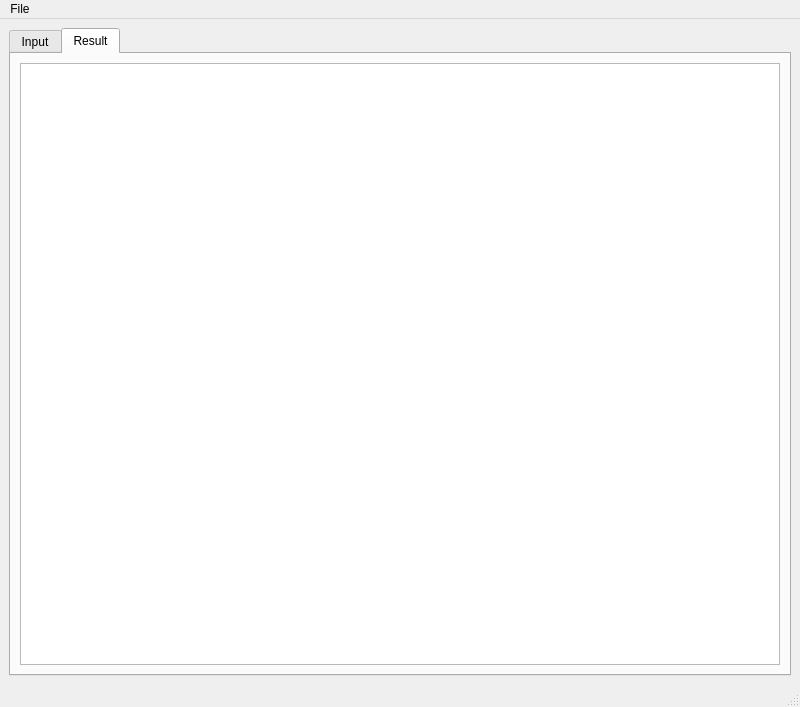
First picture: the form in mainwindow.ui, repository Jerry-Idodo/PVRoofEstimator, before the edit.
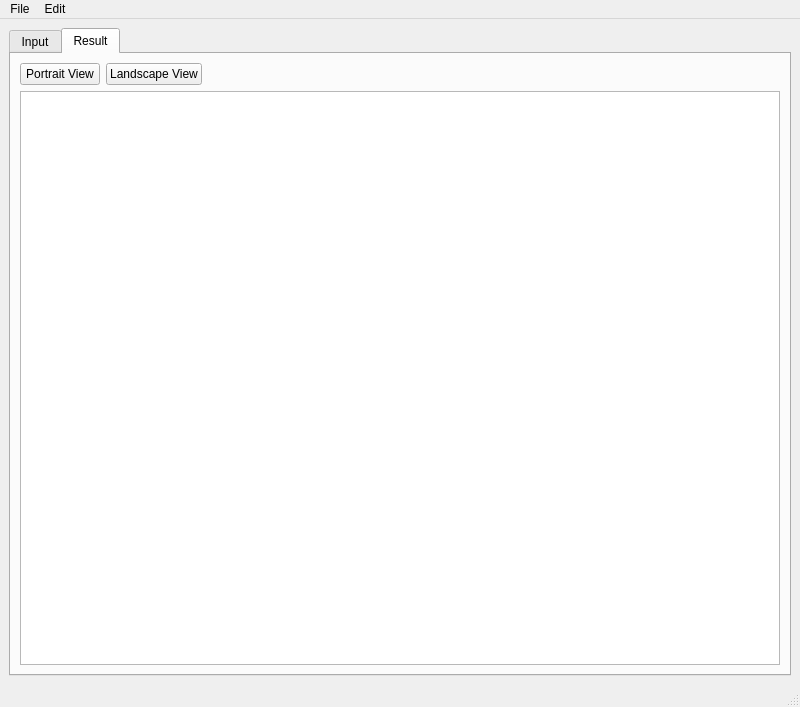
Second picture: the form after the edit. The open tabs and pages were chosen to show the change.

Commit message: Added support for layout drawings

What changed in the file:
```diff
--- a/mainwindow.ui
+++ b/mainwindow.ui
@@ -14,7 +14,7 @@
    <string>Jerry's PV Size Estimator</string>
   </property>
   <widget class="QWidget" name="centralwidget">
-   <layout class="QVBoxLayout" name="verticalLayout_10">
+   <layout class="QHBoxLayout" name="horizontalLayout_5">
     <item>
      <widget class="QTabWidget" name="tabWidget">
       <property name="currentIndex">
@@ -863,9 +863,40 @@
        <attribute name="title">
         <string>Result</string>
        </attribute>
-       <layout class="QHBoxLayout" name="horizontalLayout_5">
+       <layout class="QVBoxLayout" name="verticalLayout_10">
         <item>
-         <layout class="QHBoxLayout" name="horizontalLayout_4" stretch="0">
+         <layout class="QVBoxLayout" name="verticalLayout_16">
+          <item>
+           <layout class="QHBoxLayout" name="horizontalLayout_4">
+            <item>
+             <widget class="QPushButton" name="PortraitButton">
+              <property name="text">
+               <string>Portrait View</string>
+              </property>
+             </widget>
+            </item>
+            <item>
+             <widget class="QPushButton" name="LandscapeButton">
+              <property name="text">
+               <string>Landscape View</string>
+              </property>
+             </widget>
+            </item>
+            <item>
+             <spacer name="horizontalSpacer_3">
+              <property name="orientation">
+               <enum>Qt::Orientation::Horizontal</enum>
+              </property>
+              <property name="sizeHint" stdset="0">
+               <size>
+                <width>40</width>
+                <height>20</height>
+               </size>
+              </property>
+             </spacer>
+            </item>
+           </layout>
+          </item>
           <item>
            <widget class="QGraphicsView" name="ResultGraphicsView">
             <property name="sizePolicy">
@@ -899,8 +930,18 @@
     </property>
     <addaction name="actionCreate_New_Database"/>
     <addaction name="actionLoad_Database"/>
+    <addaction name="actionSave_Database"/>
+    <addaction name="actionExit"/>
+   </widget>
+   <widget class="QMenu" name="menuEdit">
+    <property name="title">
+     <string>Edit</string>
+    </property>
+    <addaction name="actionZoom_In"/>
+    <addaction name="actionZoom_Out"/>
    </widget>
    <addaction name="menuFile"/>
+   <addaction name="menuEdit"/>
   </widget>
   <widget class="QStatusBar" name="statusbar"/>
   <action name="actionCreate_New_Database">
```
Left out of the diff: 22 changed lines with no effect on the pictures. The commit also changes 5 other files.
